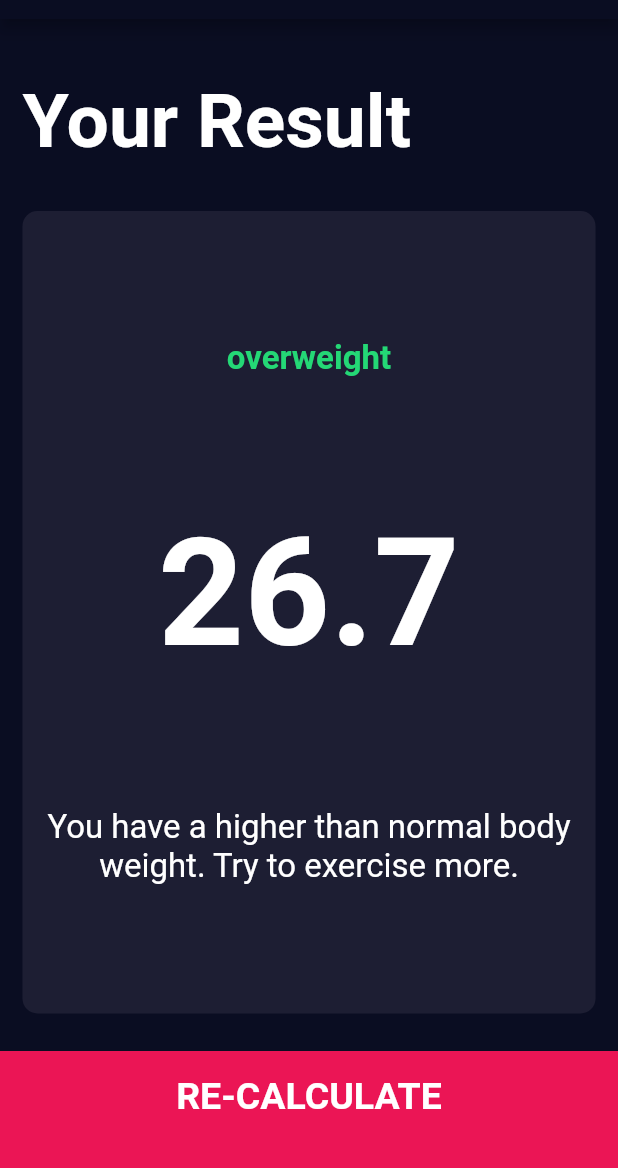
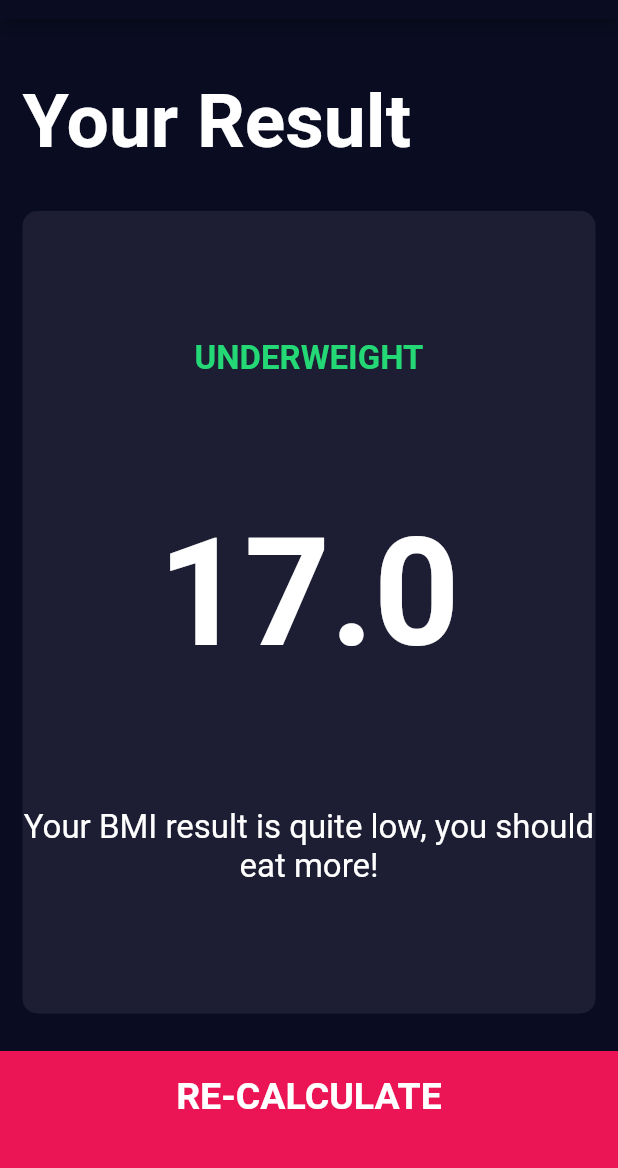
Before and after one commit to kawarimidoll/flutter_course_bmi_calculator, a Flutter app: the screen it shows after launch, after a tap on "CALCULATE", on a phone screen of 412 x 824 dp, the part 65-1233 px from its top. Run offline on Flutter 3.47's test engine with Material 2 defaults, Android fonts, the phone set to English and light mode, and no system bars; our stand-ins replace font_awesome_flutter.

Commit message:
add CalculatorBrain

```diff
--- /dev/null
+++ b/lib/calculator_brain.dart
@@ -0,0 +1,33 @@
+import 'dart:math';
+
+class CalculatorBrain {
+  late double _bmi;
+
+  CalculatorBrain({required height, required weight}) {
+    _bmi = weight / pow(height / 100.0, 2);
+  }
+
+  String getBmiValue() {
+    return _bmi.toStringAsFixed(1);
+  }
+
+  String getResultText() {
+    if (_bmi >= 25) {
+      return 'overweight';
+    } else if (_bmi > 18.5) {
+      return 'normal';
+    } else {
+      return 'underweight';
+    }
+  }
+
+  String getInterpretation() {
+    if (_bmi >= 25) {
+      return 'You have a higher than normal body weight. Try to exercise more.';
+    } else if (_bmi > 18.5) {
+      return 'You have a normal body weight. Good job!';
+    } else {
+      return 'Your BMI result is quite low, you should eat more!';
+    }
+  }
+}
--- a/lib/screens/input_page.dart
+++ b/lib/screens/input_page.dart
@@ -5,6 +5,7 @@ import 'package:flutter_course_bmi_calculator/components/icon_content.dart';
 import 'package:flutter_course_bmi_calculator/components/round_icon_button.dart';
 import 'package:flutter_course_bmi_calculator/components/footer_large_button.dart';
 import 'package:flutter_course_bmi_calculator/screens/results_page.dart';
+import 'package:flutter_course_bmi_calculator/calculator_brain.dart';
 import 'package:flutter_course_bmi_calculator/constants.dart';
 
 enum Gender { male, female }
@@ -109,7 +110,7 @@ class _InputPageState extends State<InputPage> {
                         setState(() {
                           height = newValue.round();
                         });
-                        print(newValue);
+                        // print(newValue);
                       },
                     ),
                   ),
@@ -208,10 +209,18 @@ class _InputPageState extends State<InputPage> {
           FooterLargeButton(
             label: 'CALCULATE',
             onTap: () {
+              CalculatorBrain calc = CalculatorBrain(
+                height: height,
+                weight: weight,
+              );
               Navigator.push(
                 context,
                 MaterialPageRoute(
-                  builder: (context) => ResultsPage(),
+                  builder: (context) => ResultsPage(
+                    resultText: calc.getResultText(),
+                    bmiValue: calc.getBmiValue(),
+                    interpretation: calc.getInterpretation(),
+                  ),
                 ),
               );
             },
--- a/lib/screens/results_page.dart
+++ b/lib/screens/results_page.dart
@@ -1,20 +1,17 @@
 import 'package:flutter/material.dart';
-import 'package:flutter/foundation.dart';
 import 'package:flutter_course_bmi_calculator/components/footer_large_button.dart';
 import 'package:flutter_course_bmi_calculator/components/reusable_card.dart';
 import 'package:flutter_course_bmi_calculator/constants.dart';
 
-enum BmiType { overweight, normal, underweight }
-Map<BmiType, String> messages = {
-  BmiType.overweight:
-      'You have a higher than normal body weight. Try to exercise more.',
-  BmiType.normal: 'You have a normal body weight.',
-  BmiType.underweight: 'Your BMI result is quite low, you should eat more!',
-};
+class ResultsPage extends StatelessWidget {
+  final String bmiValue, resultText, interpretation;
 
-const testBmi = BmiType.overweight;
+  ResultsPage({
+    required this.bmiValue,
+    required this.resultText,
+    required this.interpretation,
+  });
 
-class ResultsPage extends StatelessWidget {
   @override
   Widget build(BuildContext context) {
     return Scaffold(
@@ -43,10 +40,16 @@ class ResultsPage extends StatelessWidget {
                 mainAxisAlignment: MainAxisAlignment.spaceEvenly,
                 crossAxisAlignment: CrossAxisAlignment.center,
                 children: <Widget>[
-                  Text(describeEnum(testBmi), style: kResultTextStyle),
-                  Text('26.7', style: kBmiTextStyle),
                   Text(
-                    messages[testBmi] ?? '',
+                    resultText.toUpperCase(),
+                    style: kResultTextStyle,
+                  ),
+                  Text(
+                    bmiValue,
+                    style: kBmiTextStyle,
+                  ),
+                  Text(
+                    interpretation,
                     style: kBodyTextStyle,
                     textAlign: TextAlign.center,
                   ),
```
